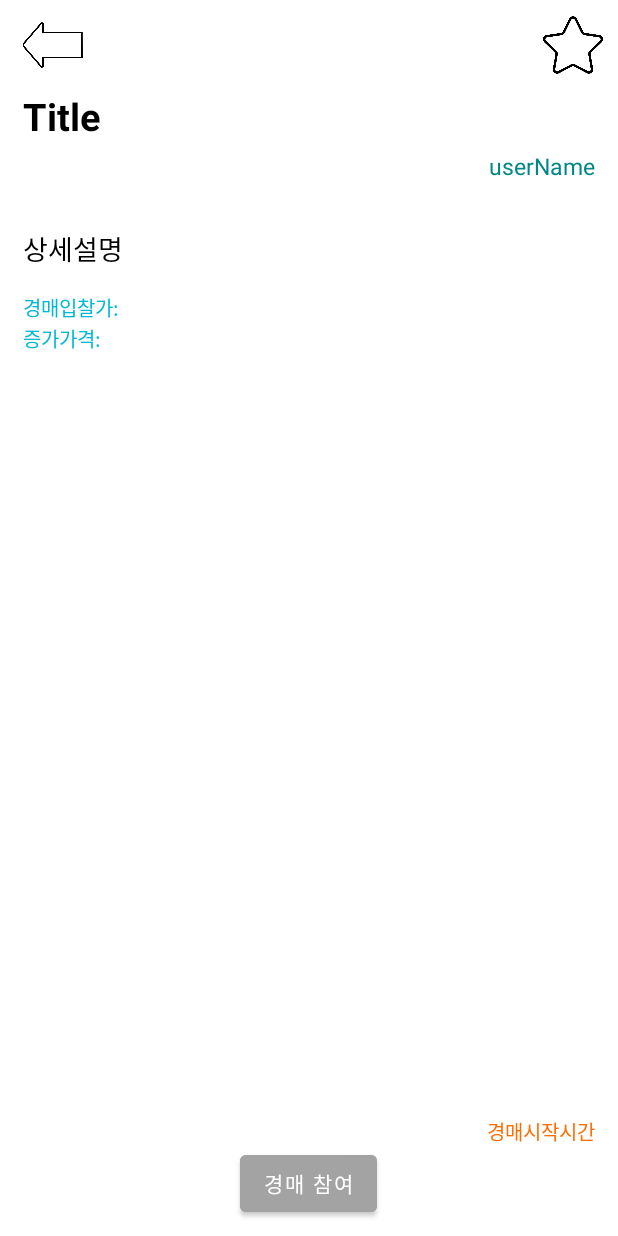
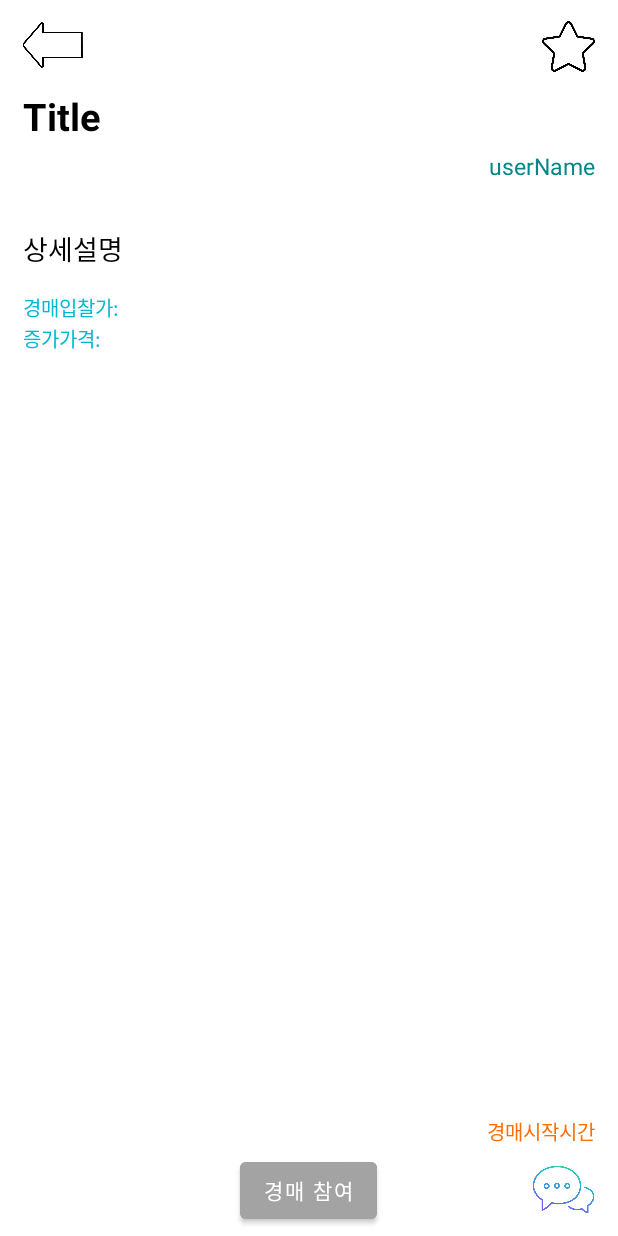
Before and after one commit to sundayjoa/capstone_bidone, an Android app: the mainboardActivity screen opened directly, with no data from a screen before it, on a phone screen of 412 x 824 dp. Run offline under Robolectric (Android 15) with nearby library versions, the phone set to English and light mode, and no system bars; our stand-ins replace data binding.

Commit message:
상세 게시판 xml 추가
*수정

```diff
--- a/app/src/main/res/layout/activity_mainboard.xml
+++ b/app/src/main/res/layout/activity_mainboard.xml
@@ -42,10 +42,10 @@
 
                         <ImageView
                             android:id="@+id/bookmarkButton"
-                            android:layout_width="40dp"
-                            android:layout_height="40dp"
-                            android:layout_marginEnd= "10dp"
-                            android:layout_marginTop="10dp"
+                            android:layout_width="35dp"
+                            android:layout_height="35dp"
+                            android:layout_marginEnd= "15dp"
+                            android:layout_marginTop="13dp"
                             android:layout_marginBotton="10dp"
                             android:layout_gravity="end"
                             android:src="@drawable/ic_star"
@@ -149,13 +149,32 @@
                 android:text="경매시작시간"
                 android:textColor="#FF6D00"/>
 
+            <FrameLayout
+                android:layout_width="match_parent"
+                android:layout_height="match_parent"
+                android:orientation="horizontal">
+
                 <Button
-                android:id="@+id/my_button"
+                    android:id="@+id/ptBtn"
                     android:layout_width="wrap_content"
                     android:layout_height="50dp"
                     android:layout_gravity="center"
                     android:backgroundTint="#A3A3A3"
                     android:text="경매 참여" />
+
+                <ImageView
+                    android:id="@+id/questionBtn"
+                    android:layout_width="42dp"
+                    android:layout_height="42dp"
+                    android:layout_marginTop="8dp"
+                    android:layout_gravity="right"
+                    android:layout_marginEnd="15dp"
+                    android:src="@drawable/ic_chat" />
+
+
+            </FrameLayout>
+
+
 
         </LinearLayout>
 
```
Lines whose indentation alone changed are shown as unchanged.
